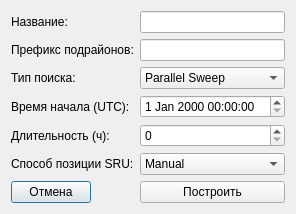
Old version of the form poiskmore_plugin/forms/SearchAreaForm.ui in the repository SmNikc/poisk-more-qgis.
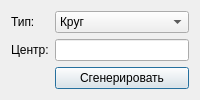
New version of the form.

The edit to the form file:
```diff
--- a/poiskmore_plugin/forms/SearchAreaForm.ui
+++ b/poiskmore_plugin/forms/SearchAreaForm.ui
@@ -5,110 +5,42 @@
   <property name="windowTitle">
    <string>Форма для создания района</string>
   </property>
-  <layout class="QFormLayout" name="formLayout">
+  <layout class="QFormLayout">
    <item row="0" column="0">
-    <widget class="QLabel" name="labelName">
+    <widget class="QLabel">
      <property name="text">
-      <string>Название:</string>
+      <string>Тип:</string>
      </property>
     </widget>
    </item>
    <item row="0" column="1">
-    <widget class="QLineEdit" name="editName"/>
+    <widget class="QComboBox" name="comboType">
+     <item>
+      <property name="text">
+       <string>Круг</string>
+      </property>
+     </item>
+     <item>
+      <property name="text">
+       <string>Квадрат</string>
+      </property>
+     </item>
+    </widget>
    </item>
    <item row="1" column="0">
-    <widget class="QLabel" name="labelPrefix">
+    <widget class="QLabel">
      <property name="text">
-      <string>Префикс подрайонов:</string>
+      <string>Центр:</string>
      </property>
     </widget>
    </item>
    <item row="1" column="1">
-    <widget class="QLineEdit" name="editPrefix"/>
-   </item>
-   <item row="2" column="0">
-    <widget class="QLabel" name="labelType">
-     <property name="text">
-      <string>Тип поиска:</string>
-     </property>
-    </widget>
+    <widget class="QLineEdit" name="editCenter"/>
    </item>
    <item row="2" column="1">
-    <widget class="QComboBox" name="comboType">
-     <item>
-      <property name="text">
-       <string>Parallel Sweep</string>
-      </property>
-     </item>
-     <item>
-      <property name="text">
-       <string>Sector</string>
-      </property>
-     </item>
-     <item>
-      <property name="text">
-       <string>Expanding Square</string>
-      </property>
-     </item>
-    </widget>
-   </item>
-   <item row="3" column="0">
-    <widget class="QLabel" name="labelTime">
+    <widget class="QPushButton" name="buttonGenerate">
      <property name="text">
-      <string>Время начала (UTC):</string>
-     </property>
-    </widget>
-   </item>
-   <item row="3" column="1">
-    <widget class="QDateTimeEdit" name="dateTimeStart"/>
-   </item>
-   <item row="4" column="0">
-    <widget class="QLabel" name="labelDuration">
-     <property name="text">
-      <string>Длительность (ч):</string>
-     </property>
-    </widget>
-   </item>
-   <item row="4" column="1">
-    <widget class="QSpinBox" name="spinDuration"/>
-   </item>
-   <item row="5" column="0">
-    <widget class="QLabel" name="labelSRU">
-     <property name="text">
-      <string>Способ позиции SRU:</string>
-     </property>
-    </widget>
-   </item>
-   <item row="5" column="1">
-    <widget class="QComboBox" name="comboSRU">
-     <item>
-      <property name="text">
-       <string>Manual</string>
-      </property>
-     </item>
-     <item>
-      <property name="text">
-       <string>From LKP</string>
-      </property>
-     </item>
-     <item>
-      <property name="text">
-       <string>Calculated</string>
-      </property>
-     </item>
-    </widget>
-   </item>
-   <item row="6" column="0">
-    <widget class="QPushButton" name="buttonCancel">
-     <property name="text">
-      <string>Отмена</string>
-     </property>
-    </widget>
-   </item>
-   <item row="6" column="1">
-    <widget class="QPushButton" name="buttonBuild">
-     <property name="text">
-      <string>Построить</string>
+      <string>Сгенерировать</string>
      </property>
     </widget>
    </item>
```
Left out of the diff: 2 changed lines with no effect on the pictures.
